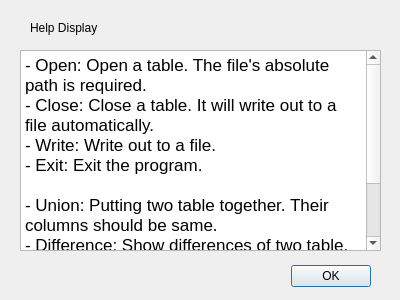
Old version of the form SportsStat/displayhelp.ui in the repository harumhl/MaroonGoonsRDBMS.
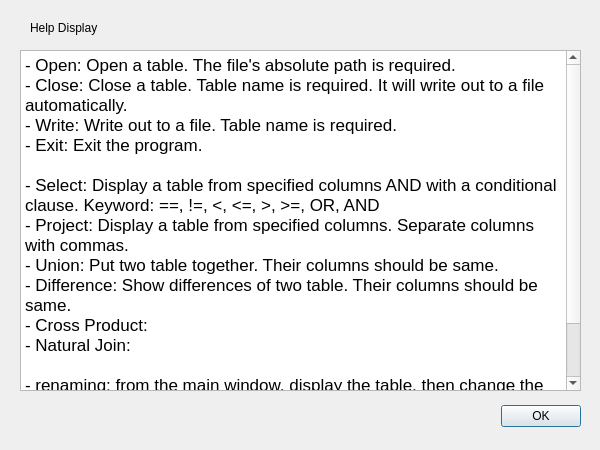
New version of the form.

Patch:
```diff
--- a/SportsStat/displayhelp.ui
+++ b/SportsStat/displayhelp.ui
@@ -6,8 +6,8 @@
    <rect>
     <x>0</x>
     <y>0</y>
-    <width>400</width>
-    <height>300</height>
+    <width>600</width>
+    <height>450</height>
    </rect>
   </property>
   <property name="windowTitle">
@@ -16,8 +16,8 @@
   <widget class="QDialogButtonBox" name="buttonBox">
    <property name="geometry">
     <rect>
-     <x>30</x>
-     <y>260</y>
+     <x>240</x>
+     <y>400</y>
      <width>341</width>
      <height>32</height>
     </rect>
@@ -47,8 +47,8 @@
     <rect>
      <x>20</x>
      <y>50</y>
-     <width>361</width>
-     <height>201</height>
+     <width>561</width>
+     <height>341</height>
     </rect>
    </property>
    <property name="html">
@@ -57,15 +57,19 @@
 p, li { white-space: pre-wrap; }
 &lt;/style&gt;&lt;/head&gt;&lt;body style=&quot; font-family:'.Helvetica Neue DeskInterface'; font-size:13pt; font-weight:400; font-style:normal;&quot;&gt;
 &lt;p style=&quot; margin-top:0px; margin-bottom:0px; margin-left:0px; margin-right:0px; -qt-block-indent:0; text-indent:0px;&quot;&gt;- Open: Open a table. The file's absolute path is required.&lt;/p&gt;
-&lt;p style=&quot; margin-top:0px; margin-bottom:0px; margin-left:0px; margin-right:0px; -qt-block-indent:0; text-indent:0px;&quot;&gt;- Close: Close a table. It will write out to a file automatically.&lt;/p&gt;
-&lt;p style=&quot; margin-top:0px; margin-bottom:0px; margin-left:0px; margin-right:0px; -qt-block-indent:0; text-indent:0px;&quot;&gt;- Write: Write out to a file. &lt;/p&gt;
+&lt;p style=&quot; margin-top:0px; margin-bottom:0px; margin-left:0px; margin-right:0px; -qt-block-indent:0; text-indent:0px;&quot;&gt;- Close: Close a table. Table name is required. It will write out to a file automatically.&lt;/p&gt;
+&lt;p style=&quot; margin-top:0px; margin-bottom:0px; margin-left:0px; margin-right:0px; -qt-block-indent:0; text-indent:0px;&quot;&gt;- Write: Write out to a file. Table name is required.&lt;/p&gt;
 &lt;p style=&quot; margin-top:0px; margin-bottom:0px; margin-left:0px; margin-right:0px; -qt-block-indent:0; text-indent:0px;&quot;&gt;- Exit: Exit the program.&lt;/p&gt;
 &lt;p style=&quot;-qt-paragraph-type:empty; margin-top:0px; margin-bottom:0px; margin-left:0px; margin-right:0px; -qt-block-indent:0; text-indent:0px;&quot;&gt;&lt;br /&gt;&lt;/p&gt;
-&lt;p style=&quot; margin-top:0px; margin-bottom:0px; margin-left:0px; margin-right:0px; -qt-block-indent:0; text-indent:0px;&quot;&gt;- Union: Putting two table together. Their columns should be same.&lt;/p&gt;
+&lt;p style=&quot; margin-top:0px; margin-bottom:0px; margin-left:0px; margin-right:0px; -qt-block-indent:0; text-indent:0px;&quot;&gt;- Select: Display a table from specified columns AND with a conditional clause. Keyword: ==, !=, &amp;lt;, &amp;lt;=, &amp;gt;, &amp;gt;=, OR, AND&lt;/p&gt;
+&lt;p style=&quot; margin-top:0px; margin-bottom:0px; margin-left:0px; margin-right:0px; -qt-block-indent:0; text-indent:0px;&quot;&gt;- Project: Display a table from specified columns. Separate columns with commas.&lt;/p&gt;
+&lt;p style=&quot; margin-top:0px; margin-bottom:0px; margin-left:0px; margin-right:0px; -qt-block-indent:0; text-indent:0px;&quot;&gt;- Union: Put two table together. Their columns should be same.&lt;/p&gt;
 &lt;p style=&quot; margin-top:0px; margin-bottom:0px; margin-left:0px; margin-right:0px; -qt-block-indent:0; text-indent:0px;&quot;&gt;- Difference: Show differences of two table. Their columns should be same.&lt;/p&gt;
 &lt;p style=&quot; margin-top:0px; margin-bottom:0px; margin-left:0px; margin-right:0px; -qt-block-indent:0; text-indent:0px;&quot;&gt;- Cross Product: &lt;/p&gt;
 &lt;p style=&quot; margin-top:0px; margin-bottom:0px; margin-left:0px; margin-right:0px; -qt-block-indent:0; text-indent:0px;&quot;&gt;- Natural Join: &lt;/p&gt;
-&lt;p style=&quot;-qt-paragraph-type:empty; margin-top:0px; margin-bottom:0px; margin-left:0px; margin-right:0px; -qt-block-indent:0; text-indent:0px;&quot;&gt;&lt;br /&gt;&lt;/p&gt;&lt;/body&gt;&lt;/html&gt;</string>
+&lt;p style=&quot;-qt-paragraph-type:empty; margin-top:0px; margin-bottom:0px; margin-left:0px; margin-right:0px; -qt-block-indent:0; text-indent:0px;&quot;&gt;&lt;br /&gt;&lt;/p&gt;
+&lt;p style=&quot; margin-top:0px; margin-bottom:0px; margin-left:0px; margin-right:0px; -qt-block-indent:0; text-indent:0px;&quot;&gt;- renaming: from the main window, display the table, then change the name on the top and click &amp;quot;rename&amp;quot;&lt;/p&gt;
+&lt;p style=&quot; margin-top:0px; margin-bottom:0px; margin-left:0px; margin-right:0px; -qt-block-indent:0; text-indent:0px;&quot;&gt;- updating: buttons &amp;quot;update&amp;quot; will update the list of tables in the dropdown menu (i.e. useful after adding or deleting a table)&lt;/p&gt;&lt;/body&gt;&lt;/html&gt;</string>
    </property>
   </widget>
  </widget>
```
